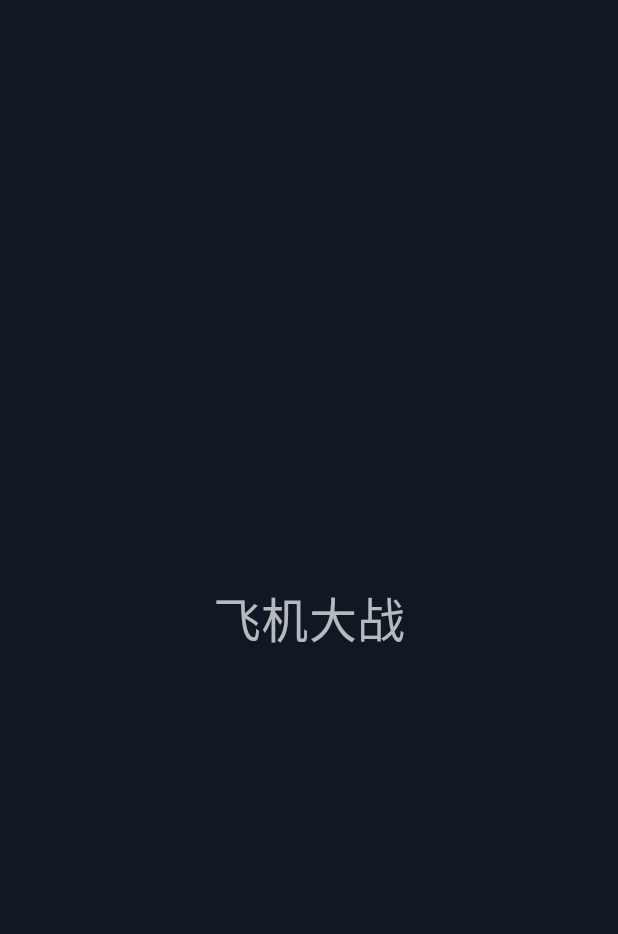
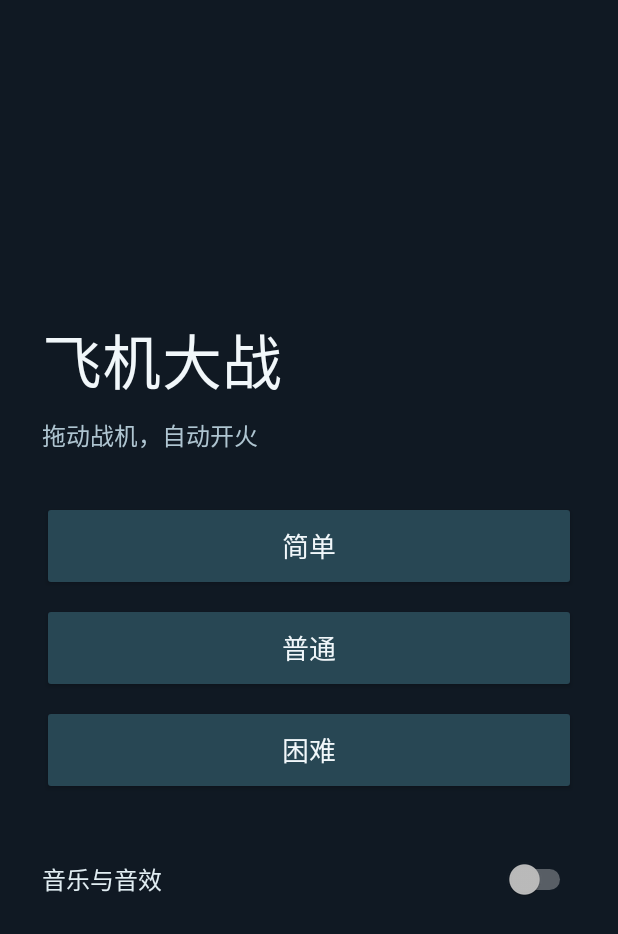
Before and after one commit to RainyTianyi/HITSZ_java_exp, an Android app: the layout activity_main.xml on its own in the app's theme, with its tools: preview values and no code run, on a phone screen of 412 x 824 dp. Shown: the top 934 px of the screen. Run offline under Robolectric (Android 15) with nearby library versions, the phone set to English and light mode, and no system bars.

Commit message:
实现难度选择和游戏结算界面

```diff
--- a/app/src/main/AndroidManifest.xml
+++ b/app/src/main/AndroidManifest.xml
@@ -3,6 +3,10 @@
     <application
         android:label="@string/app_name"
         android:theme="@style/AppTheme">
+        <activity
+            android:name=".GameActivity"
+            android:configChanges="orientation|screenSize"
+            android:exported="false" />
         <activity android:name=".MainActivity" android:exported="true">
             <intent-filter>
                 <action android:name="android.intent.action.MAIN" />
--- a/app/src/main/res/layout/activity_main.xml
+++ b/app/src/main/res/layout/activity_main.xml
@@ -1,11 +1,60 @@
 <?xml version="1.0" encoding="utf-8"?>
-<FrameLayout xmlns:android="http://schemas.android.com/apk/res/android"
+<ScrollView xmlns:android="http://schemas.android.com/apk/res/android"
     android:layout_width="match_parent"
-    android:layout_height="match_parent">
-    <TextView
-        android:layout_width="wrap_content"
+    android:layout_height="match_parent"
+    android:fillViewport="true"
+    android:fitsSystemWindows="true">
+
+    <LinearLayout
+        android:layout_width="match_parent"
         android:layout_height="wrap_content"
-        android:layout_gravity="center"
-        android:text="@string/app_name"
-        android:textSize="32sp" />
-</FrameLayout>
+        android:gravity="center_vertical"
+        android:orientation="vertical"
+        android:paddingHorizontal="28dp"
+        android:paddingVertical="32dp">
+
+        <TextView
+            android:layout_width="match_parent"
+            android:layout_height="wrap_content"
+            android:accessibilityHeading="true"
+            android:fontFamily="sans-serif-medium"
+            android:text="@string/app_name"
+            android:textColor="#F1F7FA"
+            android:textSize="40sp" />
+
+        <TextView
+            android:layout_width="match_parent"
+            android:layout_height="wrap_content"
+            android:layout_marginTop="8dp"
+            android:layout_marginBottom="32dp"
+            android:text="@string/game_controls"
+            android:textColor="#AFC5D1"
+            android:textSize="16sp" />
+
+        <Button
+            android:id="@+id/easy"
+            style="@style/DifficultyButton"
+            android:text="@string/easy" />
+
+        <Button
+            android:id="@+id/normal"
+            style="@style/DifficultyButton"
+            android:text="@string/normal" />
+
+        <Button
+            android:id="@+id/hard"
+            style="@style/DifficultyButton"
+            android:text="@string/hard" />
+
+        <Switch
+            android:id="@+id/sound_enabled"
+            android:layout_width="match_parent"
+            android:layout_height="wrap_content"
+            android:layout_marginTop="20dp"
+            android:minHeight="56dp"
+            android:saveEnabled="false"
+            android:text="@string/game_audio"
+            android:textColor="#E1EDF2"
+            android:textSize="16sp" />
+    </LinearLayout>
+</ScrollView>
--- a/app/src/main/res/values/strings.xml
+++ b/app/src/main/res/values/strings.xml
@@ -1,4 +1,13 @@
 <?xml version="1.0" encoding="utf-8"?>
 <resources>
     <string name="app_name">飞机大战</string>
+    <string name="game_controls">拖动战机，自动开火</string>
+    <string name="easy">简单</string>
+    <string name="normal">普通</string>
+    <string name="hard">困难</string>
+    <string name="game_audio">音乐与音效</string>
+    <string name="game_over">游戏结束</string>
+    <string name="game_result">%1$s难度 · 得分 %2$d</string>
+    <string name="back_to_menu">返回菜单</string>
+    <string name="play_again">再玩一局</string>
 </resources>
--- a/app/src/main/res/values/styles.xml
+++ b/app/src/main/res/values/styles.xml
@@ -6,4 +6,13 @@
         <item name="android:windowLightStatusBar">false</item>
         <item name="android:windowLightNavigationBar">false</item>
     </style>
+    <style name="DifficultyButton" parent="android:style/Widget.Material.Button">
+        <item name="android:layout_width">match_parent</item>
+        <item name="android:layout_height">wrap_content</item>
+        <item name="android:minHeight">60dp</item>
+        <item name="android:layout_marginBottom">8dp</item>
+        <item name="android:backgroundTint">#284754</item>
+        <item name="android:textColor">#F1F7FA</item>
+        <item name="android:textSize">18sp</item>
+    </style>
 </resources>
```
Also changed, not shown: app/src/main/java/edu/hitsz/android/BaseGame.java (+12 -2 lines), app/src/main/java/edu/hitsz/android/GameActivity.java (added, +128 -0 lines), app/src/main/java/edu/hitsz/android/MainActivity.java (+17 -13 lines).
